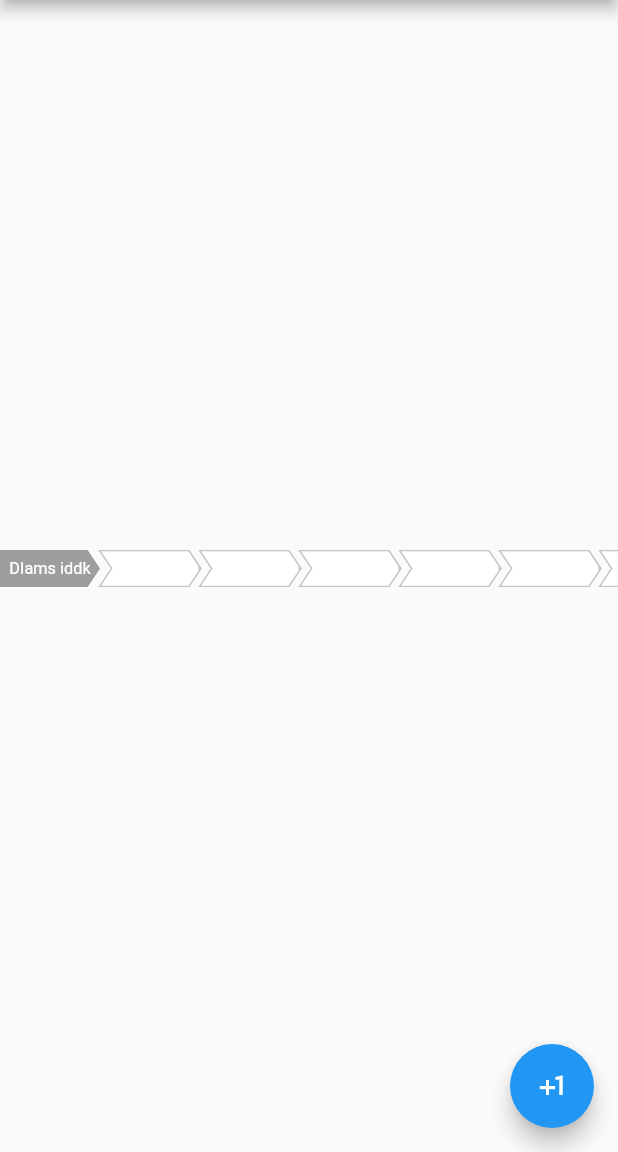
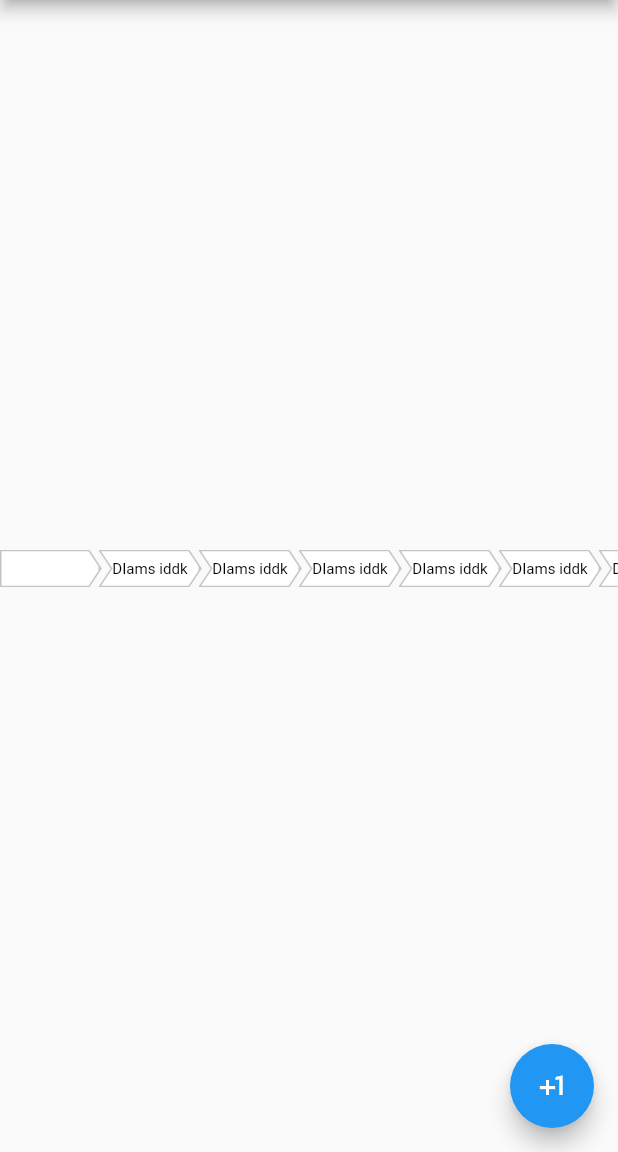
Before and after one commit to Bizongo/arrow-stepper, a Flutter app: the screen it shows after launch, on a phone screen of 412 x 824 dp, the part 84-1236 px from its top. Run offline on Flutter 3.47's test engine with Material 2 defaults, Android fonts, the phone set to English and light mode, and no system bars.

Commit message:
added outline border to arrow

```diff
--- a/example/lib/main.dart
+++ b/example/lib/main.dart
@@ -51,7 +51,7 @@ class _MyHomePageState extends State<MyHomePage> {
                   if (index == 1) {
                     return ProgressStepWithArrow(
                       width: widthOfStep,
-                      defaultColor: Colors.grey,
+                      defaultColor: Colors.white,
                       progressColor: Colors.green,
                       wasCompleted: _selectedStep >= index,
                       child: Center(
@@ -76,10 +76,16 @@ class _MyHomePageState extends State<MyHomePage> {
                     progressColor: Colors.green,
                     wasCompleted: _selectedStep >= index,
                     child: Center(
-                      child: Text(
-                        index.toString(),
-                        style: TextStyle(
-                          color: Colors.white,
+                      child: FittedBox(
+                        fit: BoxFit.scaleDown,
+                        child: Padding(
+                          padding: const EdgeInsets.all(8.0),
+                          child: Text(
+                            'DIams iddk',
+                            style: TextStyle(
+                              color: Colors.black,
+                            ),
+                          ),
                         ),
                       ),
                     ),
--- a/lib/src/arrow_step.dart
+++ b/lib/src/arrow_step.dart
@@ -1,3 +1,4 @@
+import 'package:arrow_stepper/src/border_painter_arrow.dart';
 import 'package:flutter/material.dart';
 
 import 'clipper/arrow_clipper.dart';
@@ -25,12 +26,18 @@ class ProgressStepWithArrow extends StatelessWidget {
         super(key: key);
 
   @override
-  Widget build(BuildContext context) => ClipPath(
-    child: Container(
-      width: this._width,
-      color: _wasCompleted ? this._progressColor : this._defaultColor,
-      child: _child ?? Container(),
+  Widget build(BuildContext context) => CustomPaint(
+    painter: BorderPainterArrow(),
+    child: ClipPath(
+      child: Container(
+        width: this._width,
+        decoration: BoxDecoration(
+          border: Border.all(color: Color(0xffC4C4C4)),
+          color: _wasCompleted ? this._progressColor : this._defaultColor,
+        ),
+        child: _child ?? Container(),
+      ),
+      clipper: ArrowClipper(),
     ),
-    clipper: ArrowClipper(),
   );
 }
```
Also changed, not shown: lib/src/border_painter_arrow.dart (added, +22 -0 lines).
